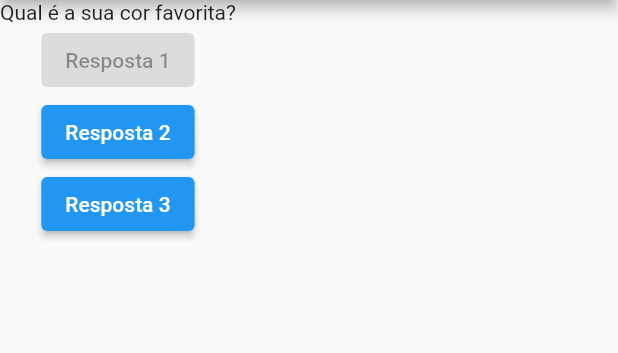
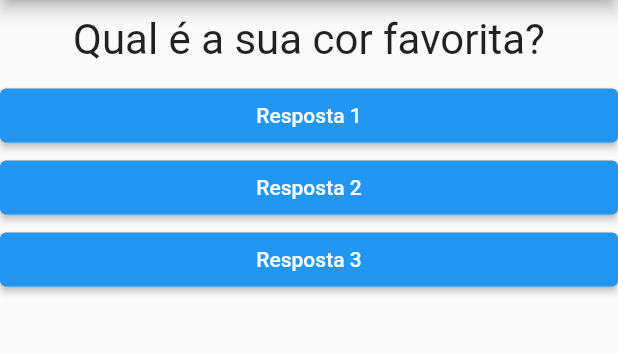
Before and after one commit to GabrielGui13/flutter-course, a Flutter app: the screen it shows after launch, on a phone screen of 412 x 824 dp, the part 84-437 px from its top. Run offline on Flutter 3.47's test engine with Material 2 defaults, Android fonts, the phone set to English and light mode, and no system bars.

Commit message:
criação de próprios componentes em arquivos externos

```diff
--- a/exercicios_dart/funcoes.dart
+++ b/exercicios_dart/funcoes.dart
@@ -1,3 +1,5 @@
+import './pessoa.dart';
+
 int soma(int a, int b) { //sem tipos, fica dynamic
   return a + b;
 }
@@ -40,4 +42,9 @@ main() {
   // print('O produto ${p2.nome} tem preco R\$${p2.preco}');
   imprimirProduto(1 ,nome: p1.nome, preco: p1.preco);
   imprimirProduto(2 ,nome: p2.nome, preco: p2.preco);
+
+  var pessoa = new Pessoa();
+  pessoa.nome = 'Gabriel';
+  //pessoa._cpf = '123.456.789-00' => nao visivel
+  pessoa.cpf = '123.456.789-00';
 }
--- /dev/null
+++ b/exercicios_dart/pessoa.dart
@@ -0,0 +1,7 @@
+class Pessoa {
+  String nome = '';
+  String _cpf = ''; //private
+
+  set cpf(String cpf) { this._cpf = cpf; }
+  String get cpf { return this._cpf; }
+}
--- a/projeto_perguntas/lib/main.dart
+++ b/projeto_perguntas/lib/main.dart
@@ -1,22 +1,34 @@
 import 'package:flutter/material.dart';
+import './questao.dart';
+import './resposta.dart';
 
 main() => runApp(PerguntaApp()); //passa uma instancia da aplicacao
 
-class PerguntaAppState extends State<PerguntaApp> {
+class _PerguntaAppState extends State<PerguntaApp> {
   //toda a lógica é movida para a classe que extende o State
   //a classe Stateful será apenas o widget, que quando for inicializado, vai chamar o método createState
-  var perguntaSelecionada = 0;
+  var _perguntaSelecionada = 0;
 
-  void responder() {
+  void _responder() {
     print('Pergunta respondida!');
-    setState(() => perguntaSelecionada++); //monitora as mudanças de estado
+    setState(() => _perguntaSelecionada++); //monitora as mudanças de estado
   }
 
   @override //sobreescrevendo o metodo build
   Widget build(BuildContext context) { //build da tela, vem do StatelessWidget, context pelo Flutter
-    final List<String> perguntas = [
-      'Qual é a sua cor favorita?',
-      'Qual é o seu animal favorito?'
+    final List<Map<String, Object>> perguntas = [
+      {
+        'texto': 'Qual é a sua cor favorita?',
+        'respostas': ['Preto', 'Vermelho', 'Verde', 'Branco']
+      },
+      {
+        'texto': 'Qual é o seu animal favorito?',
+        'respostas': ['Coelho', 'Cobra', 'Elefante', 'Leão']
+      },
+      {
+        'texto': 'Qual é o seu instrutor favorito?',
+        'respostas': ['Maria', 'João', 'Leo', 'Pedro']
+      }
     ];
 
     return MaterialApp(
@@ -27,19 +39,22 @@ class PerguntaAppState extends State<PerguntaApp> {
         ),
         body: Column(
           children: [
-            Text(perguntas[perguntaSelecionada]), //nao renderiza a arvore de componentes, o flutter sabe o que mudar com o state
-            ElevatedButton( //antigo RaisedButton
-              child: Text('Resposta 1'),
-              onPressed: null, //sem funcao o botao fica nulo
-            ),
-            ElevatedButton(
-              child: Text('Resposta 2'),
-              onPressed: () => responder,
-            ),
-            ElevatedButton(
-              child: Text('Resposta 3'),
-              onPressed: responder,
-            ),
+            Questao(perguntas[_perguntaSelecionada]['texto'].toString()), //nao renderiza a arvore de componentes, o flutter sabe o que mudar com o state
+            Resposta('Resposta 1', _responder),
+            Resposta('Resposta 2', _responder),
+            Resposta('Resposta 3', _responder),
+            // ElevatedButton( //antigo RaisedButton
+            //   child: Text('Resposta 1'),
+            //   onPressed: null, //sem funcao o botao fica nulo
+            // ),
+            // ElevatedButton(
+            //   child: Text('Resposta 2'),
+            //   onPressed: () => _responder,
+            // ),
+            // ElevatedButton(
+            //   child: Text('Resposta 3'),
+            //   onPressed: _responder,
+            // ),
           ],
         ),
       ),
@@ -49,7 +64,7 @@ class PerguntaAppState extends State<PerguntaApp> {
 
 //class PerguntaApp extends StatelessWidget { //stateless, nao controla estado
 class PerguntaApp extends StatefulWidget { //stateless, nao controla estado
-  PerguntaAppState createState() {
-    return PerguntaAppState();
+  _PerguntaAppState createState() {
+    return _PerguntaAppState();
   }
 }
--- /dev/null
+++ b/projeto_perguntas/lib/questao.dart
@@ -0,0 +1,26 @@
+import 'package:flutter/src/foundation/key.dart';
+import 'package:flutter/src/widgets/framework.dart';
+
+import 'package:flutter/material.dart';
+
+class Questao extends StatelessWidget {
+
+  final String texto; //propriedade
+
+  Questao(this.texto); //construtor
+
+  @override
+  Widget build(BuildContext context) {
+    return Container(
+      width: double.infinity, //estrategia,
+      margin: EdgeInsets.all(10),
+      child: Text(
+        texto,
+        style: TextStyle(
+          fontSize: 28
+        ),
+        textAlign: TextAlign.center,
+      ),
+    );
+  }
+}
--- /dev/null
+++ b/projeto_perguntas/lib/resposta.dart
@@ -0,0 +1,25 @@
+import 'package:flutter/src/foundation/key.dart';
+import 'package:flutter/src/widgets/framework.dart';
+
+import 'package:flutter/material.dart';
+
+class Resposta extends StatelessWidget {
+  final String resposta;
+  final void Function() quandoSelecionado;
+
+  Resposta(this.resposta, this.quandoSelecionado);
+
+  @override
+  Widget build(BuildContext context) {
+    return Container(
+      width: double.infinity,
+      child: ElevatedButton(
+        child: Text(resposta),
+        onPressed: quandoSelecionado,
+        style: ElevatedButton.styleFrom(
+          primary: Colors.blue
+        ),
+      ),
+    );
+  }
+}
```
